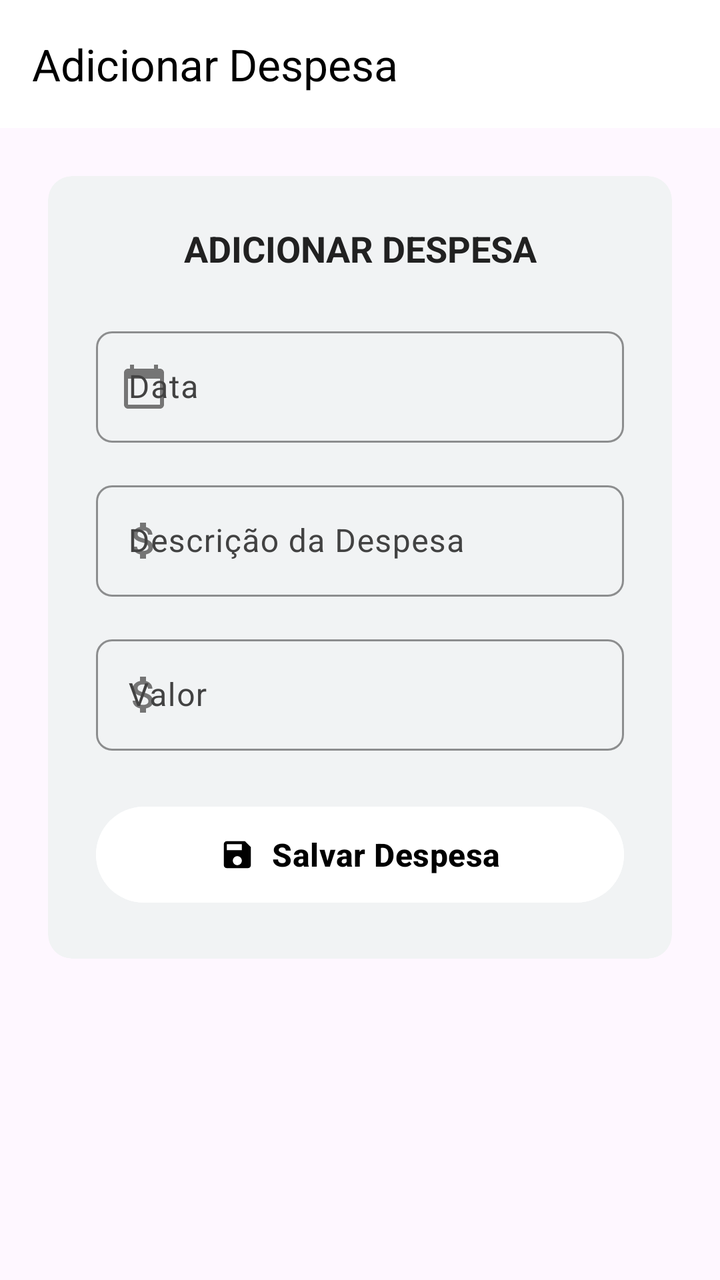
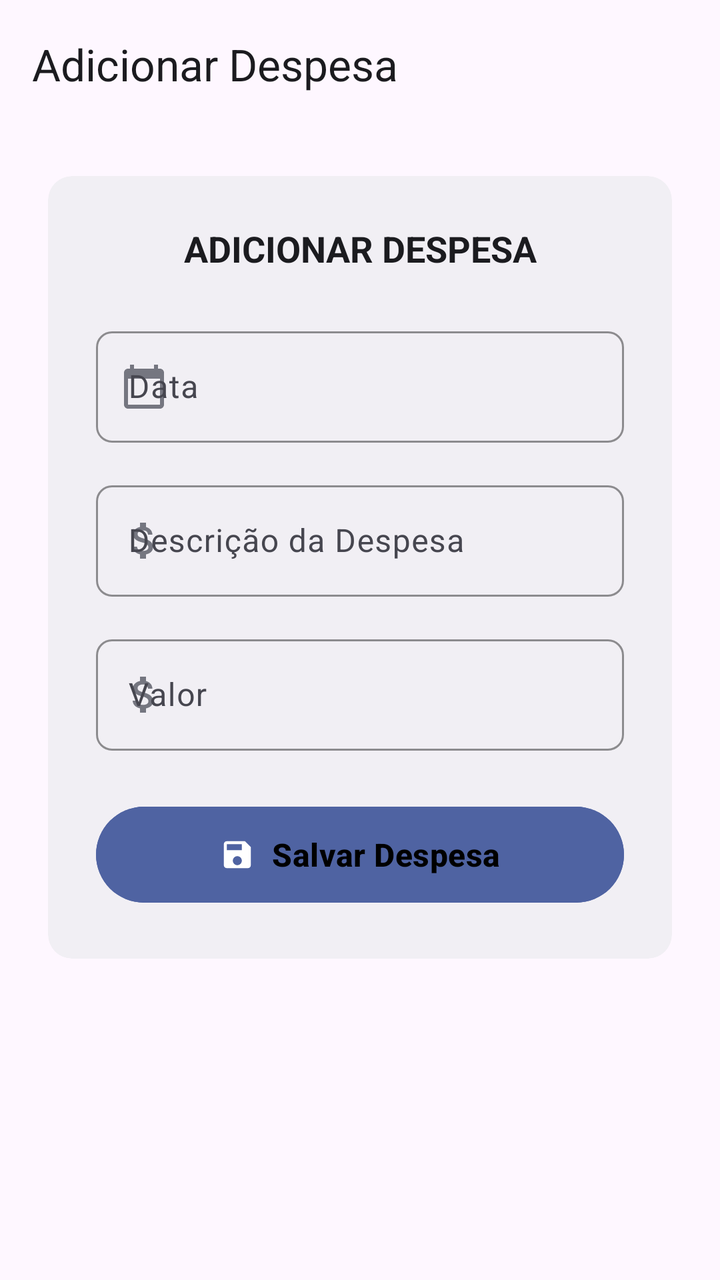

Screens rendered from an Android XML layout before and after an edit, with the pre-edit source and the edit as a unified diff.
<!-- AndroidManifest.xml: application theme Base.Theme.IORITv -->
<!-- res/layout/activity_despesas.xml -->
<?xml version="1.0" encoding="utf-8"?>
<androidx.coordinatorlayout.widget.CoordinatorLayout xmlns:android="http://schemas.android.com/apk/res/android"
    xmlns:app="http://schemas.android.com/apk/res-auto"
    xmlns:tools="http://schemas.android.com/tools"
    android:layout_width="match_parent"
    android:layout_height="match_parent"
    android:fitsSystemWindows="true"
    tools:context=".DespesasActivity">

    
    <com.google.android.material.appbar.AppBarLayout
        android:layout_width="match_parent"
        android:layout_height="wrap_content"
        android:fitsSystemWindows="true"
        android:background="@color/md_theme_light_primary"
        android:elevation="0dp">

        <com.google.android.material.appbar.MaterialToolbar
            android:id="@+id/toolbar"
            android:layout_width="match_parent"
            android:layout_height="?attr/actionBarSize"
            android:background="@color/md_theme_light_primary"
            app:title="Adicionar Despesa"
            app:titleTextAppearance="@style/TextAppearance.Material3.TitleLarge"
            app:titleTextColor="?attr/colorOnPrimary" />

    </com.google.android.material.appbar.AppBarLayout>

    
    <androidx.core.widget.NestedScrollView
        android:layout_width="match_parent"
        android:layout_height="match_parent"
        android:fillViewport="true"
        app:layout_behavior="@string/appbar_scrolling_view_behavior"
        android:fitsSystemWindows="true">

        <androidx.constraintlayout.widget.ConstraintLayout
            android:layout_width="match_parent"
            android:layout_height="wrap_content"
            android:padding="24dp">

            
            <com.google.android.material.card.MaterialCardView
                android:id="@+id/mainCard"
                android:layout_width="match_parent"
                android:layout_height="wrap_content"
                app:cardCornerRadius="12dp"
                app:cardElevation="0dp"
                app:strokeWidth="0dp"
                app:cardBackgroundColor="?attr/colorSurfaceContainer"
                app:layout_constraintTop_toTopOf="parent">

                <LinearLayout
                    android:layout_width="match_parent"
                    android:layout_height="wrap_content"
                    android:orientation="vertical"
                    android:padding="24dp">

                    <TextView
                        android:id="@+id/textView"
                        android:layout_width="match_parent"
                        android:layout_height="wrap_content"
                        android:text="ADICIONAR DESPESA"
                        android:textSize="18sp"
                        android:textStyle="bold"
                        android:textColor="?attr/colorOnSurface"
                        android:textAlignment="center"
                        android:layout_marginBottom="24dp" />

                    
                    <com.google.android.material.textfield.TextInputLayout
                        android:id="@+id/dataInputLayout"
                        style="@style/Widget.Material3.TextInputLayout.OutlinedBox"
                        android:layout_width="match_parent"
                        android:layout_height="wrap_content"
                        android:layout_marginBottom="16dp"
                        android:hint="Data"
                        app:boxCornerRadiusTopStart="8dp"
                        app:boxCornerRadiusTopEnd="8dp"
                        app:boxCornerRadiusBottomStart="8dp"
                        app:boxCornerRadiusBottomEnd="8dp"
                        app:boxStrokeColor="@color/md_theme_light_outline"
                        app:boxStrokeWidth="1dp"
                        app:boxStrokeWidthFocused="2dp"
                        app:startIconDrawable="@drawable/ic_baseline_calendar_today_24"
                        app:startIconTint="@color/md_theme_light_outline">

                        <com.google.android.material.textfield.TextInputEditText
                            android:id="@+id/editTextData"
                            android:layout_width="match_parent"
                            android:layout_height="wrap_content"
                            android:inputType="date"
                            android:textAppearance="@style/TextAppearance.Material3.BodyLarge"
                            android:textColor="?attr/colorOnSurface" />

                    </com.google.android.material.textfield.TextInputLayout>

                    
                    <com.google.android.material.textfield.TextInputLayout
                        android:id="@+id/despesaInputLayout"
                        style="@style/Widget.Material3.TextInputLayout.OutlinedBox"
                        android:layout_width="match_parent"
                        android:layout_height="wrap_content"
                        android:layout_marginBottom="16dp"
                        android:hint="Descrição da Despesa"
                        app:boxCornerRadiusTopStart="8dp"
                        app:boxCornerRadiusTopEnd="8dp"
                        app:boxCornerRadiusBottomStart="8dp"
                        app:boxCornerRadiusBottomEnd="8dp"
                        app:boxStrokeColor="@color/md_theme_light_outline"
                        app:boxStrokeWidth="1dp"
                        app:boxStrokeWidthFocused="2dp"
                        app:startIconDrawable="@drawable/ic_baseline_attach_money_24"
                        app:startIconTint="@color/md_theme_light_outline">

                        <com.google.android.material.textfield.TextInputEditText
                            android:id="@+id/editTextDespesa"
                            android:layout_width="match_parent"
                            android:layout_height="wrap_content"
                            android:inputType="text"
                            android:textAppearance="@style/TextAppearance.Material3.BodyLarge"
                            android:textColor="?attr/colorOnSurface" />

                    </com.google.android.material.textfield.TextInputLayout>

                    
                    <com.google.android.material.textfield.TextInputLayout
                        android:id="@+id/valorInputLayout"
                        style="@style/Widget.Material3.TextInputLayout.OutlinedBox"
                        android:layout_width="match_parent"
                        android:layout_height="wrap_content"
                        android:layout_marginBottom="24dp"
                        android:hint="Valor"
                        app:boxCornerRadiusTopStart="8dp"
                        app:boxCornerRadiusTopEnd="8dp"
                        app:boxCornerRadiusBottomStart="8dp"
                        app:boxCornerRadiusBottomEnd="8dp"
                        app:boxStrokeColor="@color/md_theme_light_outline"
                        app:boxStrokeWidth="1dp"
                        app:boxStrokeWidthFocused="2dp"
                        app:startIconDrawable="@drawable/ic_baseline_attach_money_24"
                        app:startIconTint="@color/md_theme_light_outline">

                        <com.google.android.material.textfield.TextInputEditText
                            android:id="@+id/editTextValor"
                            android:layout_width="match_parent"
                            android:layout_height="wrap_content"
                            android:inputType="numberDecimal"
                            android:textAppearance="@style/TextAppearance.Material3.BodyLarge"
                            android:textColor="?attr/colorOnSurface" />

                    </com.google.android.material.textfield.TextInputLayout>

                    
                    <com.google.android.material.button.MaterialButton
                        android:id="@+id/buttonSalvar"
                        android:layout_width="match_parent"
                        android:layout_height="56dp"
                        android:text="Salvar Despesa"
                        android:textSize="16sp"
                        android:textStyle="bold"
                        android:backgroundTint="@color/md_theme_light_primary"
                        android:textColor="?attr/colorOnPrimary"
                        app:cornerRadius="28dp"
                        app:icon="@drawable/ic_baseline_save_24"
                        app:iconGravity="textStart"
                        app:iconPadding="8dp"
                        app:iconTint="@color/md_theme_light_onPrimary" />

                </LinearLayout>

            </com.google.android.material.card.MaterialCardView>

        </androidx.constraintlayout.widget.ConstraintLayout>

    </androidx.core.widget.NestedScrollView>

</androidx.coordinatorlayout.widget.CoordinatorLayout>
<!-- resources referenced by this layout -->
<resources>
  <color name="md_theme_light_onPrimary">#000000</color>
  <color name="md_theme_light_outline">#757575</color>
  <color name="md_theme_light_primary">#FFFFFF</color>
  <color name="toolbar_color_light">#fef7ff</color>
  <color name="black">#FF000000</color>
  <color name="md_theme_light_primaryContainer">#F5F5F5</color>
  <color name="md_theme_light_onPrimaryContainer">#212121</color>
  <color name="md_theme_light_secondary">#616161</color>
  <color name="md_theme_light_onSecondary">#FFFFFF</color>
  <color name="md_theme_light_secondaryContainer">#F5F5F5</color>
  <color name="md_theme_light_onSecondaryContainer">#424242</color>
  <color name="md_theme_light_tertiary">#757575</color>
  <color name="md_theme_light_onTertiary">#FFFFFF</color>
  <color name="md_theme_light_tertiaryContainer">#FAFAFA</color>
  <color name="md_theme_light_onTertiaryContainer">#424242</color>
  <color name="md_theme_light_error">#F44336</color>
  <color name="md_theme_light_onError">#FFFFFF</color>
  <color name="md_theme_light_errorContainer">#FFCDD2</color>
  <color name="md_theme_light_onErrorContainer">#B71C1C</color>
  <color name="md_theme_light_outlineVariant">#BDBDBD</color>
  <color name="md_theme_light_surface">#FFFFFF</color>
  <color name="md_theme_light_onSurface">#212121</color>
  <color name="md_theme_light_surfaceVariant">#F5F5F5</color>
  <color name="md_theme_light_onSurfaceVariant">#424242</color>
  <color name="md_theme_light_inverseSurface">#303030</color>
  <color name="md_theme_light_inverseOnSurface">#FAFAFA</color>
  <color name="md_theme_light_inversePrimary">#BDBDBD</color>
  <color name="md_theme_light_surfaceContainer">#F1F3F4</color>
  <color name="md_theme_light_surfaceContainerHigh">#E8EAED</color>
  <color name="md_theme_light_surfaceContainerHighest">#DADCE0</color>
  <color name="md_theme_light_surfaceContainerLow">#F8F9FA</color>
  <color name="md_theme_light_surfaceContainerLowest">#FFFFFF</color>
  <color name="md_theme_light_surfaceBright">#FFFFFF</color>
  <color name="md_theme_light_surfaceDim">#F0F0F0</color>
  <!-- drawable ic_logo: png bitmap (drawable, 386265 bytes) -->
  <style name="TextAppearance.IORITv.BodyLarge" parent="TextAppearance.Material3.BodyLarge">
          <item name="android:textColor">?attr/colorOnSurface</item>
          <item name="android:textSize">16sp</item>
          <item name="android:lineHeight">24sp</item>
          <item name="android:letterSpacing">0.05</item>
      </style>
  <style name="CustomTextInputLayout" parent="Widget.Material3.TextInputLayout.OutlinedBox">
          <item name="boxStrokeColor">@color/text_input_stroke_light</item>
          <item name="boxStrokeWidth">1dp</item>
          <item name="boxStrokeWidthFocused">2dp</item>
          <item name="hintTextColor">@color/text_input_label_focused_light</item>
          <item name="android:textColorHint">@color/text_input_label_light</item>
          <item name="boxCornerRadiusTopStart">12dp</item>
          <item name="boxCornerRadiusTopEnd">12dp</item>
          <item name="boxCornerRadiusBottomStart">12dp</item>
          <item name="boxCornerRadiusBottomEnd">12dp</item>
      </style>
  <color name="text_input_stroke_light">#616161</color>
  <color name="text_input_label_focused_light">#2196F3</color>
  <color name="text_input_label_light">#616161</color>
  <!-- unchanged entries left out for length: 12 -->
</resources>

<!-- the commit's change to res/layout/activity_despesas.xml (unified diff, before → after) -->
@@ -12,17 +12,17 @@
         android:layout_width="match_parent"
         android:layout_height="wrap_content"
         android:fitsSystemWindows="true"
-        android:background="@color/md_theme_light_primary"
+        android:background="@android:color/transparent"
         android:elevation="0dp">
 
         <com.google.android.material.appbar.MaterialToolbar
             android:id="@+id/toolbar"
+            style="@style/WhatsAppToolbar"
             android:layout_width="match_parent"
             android:layout_height="?attr/actionBarSize"
-            android:background="@color/md_theme_light_primary"
             app:title="Adicionar Despesa"
             app:titleTextAppearance="@style/TextAppearance.Material3.TitleLarge"
-            app:titleTextColor="?attr/colorOnPrimary" />
+            app:titleTextColor="?attr/colorOnSurface" />
 
     </com.google.android.material.appbar.AppBarLayout>
 
<!-- resource entries referenced after the edit -->
@@ -1,40 +1,47 @@
 <!-- resources referenced by this layout -->
 <resources>
-  <color name="md_theme_light_onPrimary">#000000</color>
-  <color name="md_theme_light_outline">#757575</color>
-  <color name="md_theme_light_primary">#FFFFFF</color>
-  <color name="toolbar_color_light">#fef7ff</color>
+  <color name="md_theme_light_onPrimary">#FFFFFF</color>
+  <color name="md_theme_light_outline">#757680</color>
+  <color name="md_theme_light_primary">#4F63A2</color>
+  <style name="WhatsAppToolbar" parent="Widget.Material3.Toolbar">
+          <item name="android:background">@android:color/transparent</item>
+          <item name="titleTextColor">@color/md_theme_light_onSurface</item>
+          <item name="subtitleTextColor">@color/md_theme_light_onSurfaceVariant</item>
+          <item name="navigationIconTint">@color/md_theme_light_onSurface</item>
+          <item name="android:elevation">0dp</item>
+      </style>
+  <color name="toolbar_color_light">#4F63A2</color>
   <color name="black">#FF000000</color>
-  <color name="md_theme_light_primaryContainer">#F5F5F5</color>
-  <color name="md_theme_light_onPrimaryContainer">#212121</color>
-  <color name="md_theme_light_secondary">#616161</color>
+  <color name="md_theme_light_primaryContainer">#E8F0FF</color>
+  <color name="md_theme_light_onPrimaryContainer">#0A0E27</color>
+  <color name="md_theme_light_secondary">#586070</color>
   <color name="md_theme_light_onSecondary">#FFFFFF</color>
-  <color name="md_theme_light_secondaryContainer">#F5F5F5</color>
-  <color name="md_theme_light_onSecondaryContainer">#424242</color>
-  <color name="md_theme_light_tertiary">#757575</color>
+  <color name="md_theme_light_secondaryContainer">#E8F0FF</color>
+  <color name="md_theme_light_onSecondaryContainer">#233047</color>
+  <color name="md_theme_light_tertiary">#4F63A2</color>
   <color name="md_theme_light_onTertiary">#FFFFFF</color>
-  <color name="md_theme_light_tertiaryContainer">#FAFAFA</color>
-  <color name="md_theme_light_onTertiaryContainer">#424242</color>
-  <color name="md_theme_light_error">#F44336</color>
+  <color name="md_theme_light_tertiaryContainer">#E8F0FF</color>
+  <color name="md_theme_light_onTertiaryContainer">#0F2A4A</color>
+  <color name="md_theme_light_error">#BA1A1A</color>
   <color name="md_theme_light_onError">#FFFFFF</color>
-  <color name="md_theme_light_errorContainer">#FFCDD2</color>
-  <color name="md_theme_light_onErrorContainer">#B71C1C</color>
-  <color name="md_theme_light_outlineVariant">#BDBDBD</color>
-  <color name="md_theme_light_surface">#FFFFFF</color>
-  <color name="md_theme_light_onSurface">#212121</color>
-  <color name="md_theme_light_surfaceVariant">#F5F5F5</color>
-  <color name="md_theme_light_onSurfaceVariant">#424242</color>
-  <color name="md_theme_light_inverseSurface">#303030</color>
-  <color name="md_theme_light_inverseOnSurface">#FAFAFA</color>
-  <color name="md_theme_light_inversePrimary">#BDBDBD</color>
-  <color name="md_theme_light_surfaceContainer">#F1F3F4</color>
-  <color name="md_theme_light_surfaceContainerHigh">#E8EAED</color>
-  <color name="md_theme_light_surfaceContainerHighest">#DADCE0</color>
-  <color name="md_theme_light_surfaceContainerLow">#F8F9FA</color>
+  <color name="md_theme_light_errorContainer">#FFDAD6</color>
+  <color name="md_theme_light_onErrorContainer">#410002</color>
+  <color name="md_theme_light_outlineVariant">#C7C5D0</color>
+  <color name="md_theme_light_surface">#FEFBFF</color>
+  <color name="md_theme_light_onSurface">#1B1B1F</color>
+  <color name="md_theme_light_surfaceVariant">#E3E1EC</color>
+  <color name="md_theme_light_onSurfaceVariant">#46464F</color>
+  <color name="md_theme_light_inverseSurface">#2F3033</color>
+  <color name="md_theme_light_inverseOnSurface">#F2F0F4</color>
+  <color name="md_theme_light_inversePrimary">#B8C6EA</color>
+  <color name="md_theme_light_surfaceContainer">#F1EFF4</color>
+  <color name="md_theme_light_surfaceContainerHigh">#EBE9EE</color>
+  <color name="md_theme_light_surfaceContainerHighest">#E5E3E8</color>
+  <color name="md_theme_light_surfaceContainerLow">#F7F5FA</color>
   <color name="md_theme_light_surfaceContainerLowest">#FFFFFF</color>
-  <color name="md_theme_light_surfaceBright">#FFFFFF</color>
-  <color name="md_theme_light_surfaceDim">#F0F0F0</color>
-  <!-- drawable ic_logo: png bitmap (drawable, 386265 bytes) -->
+  <color name="md_theme_light_surfaceBright">#FEFBFF</color>
+  <color name="md_theme_light_surfaceDim">#DDD9E0</color>
+  <!-- drawable ic_logo: png bitmap (drawable, 384789 bytes) -->
   <style name="TextAppearance.IORITv.BodyLarge" parent="TextAppearance.Material3.BodyLarge">
           <item name="android:textColor">?attr/colorOnSurface</item>
           <item name="android:textSize">16sp</item>
@@ -42,19 +49,19 @@
           <item name="android:letterSpacing">0.05</item>
       </style>
   <style name="CustomTextInputLayout" parent="Widget.Material3.TextInputLayout.OutlinedBox">
+          <item name="hintTextColor">?attr/colorOnSurfaceVariant</item>
           <item name="boxStrokeColor">@color/text_input_stroke_light</item>
-          <item name="boxStrokeWidth">1dp</item>
-          <item name="boxStrokeWidthFocused">2dp</item>
-          <item name="hintTextColor">@color/text_input_label_focused_light</item>
-          <item name="android:textColorHint">@color/text_input_label_light</item>
+          <item name="boxBackgroundColor">?attr/colorSurface</item>
+          <item name="android:textColorHint">?attr/colorOnSurfaceVariant</item>
+          <item name="android:textColor">?attr/colorOnSurface</item>
+          <item name="helperTextTextColor">?attr/colorOnSurfaceVariant</item>
+          <item name="errorTextColor">?attr/colorError</item>
           <item name="boxCornerRadiusTopStart">12dp</item>
           <item name="boxCornerRadiusTopEnd">12dp</item>
           <item name="boxCornerRadiusBottomStart">12dp</item>
           <item name="boxCornerRadiusBottomEnd">12dp</item>
       </style>
-  <color name="text_input_stroke_light">#616161</color>
-  <color name="text_input_label_focused_light">#2196F3</color>
-  <color name="text_input_label_light">#616161</color>
+  <color name="text_input_stroke_light">#757680</color>
   <!-- unchanged entries left out for length: 12 -->
 </resources>
 
